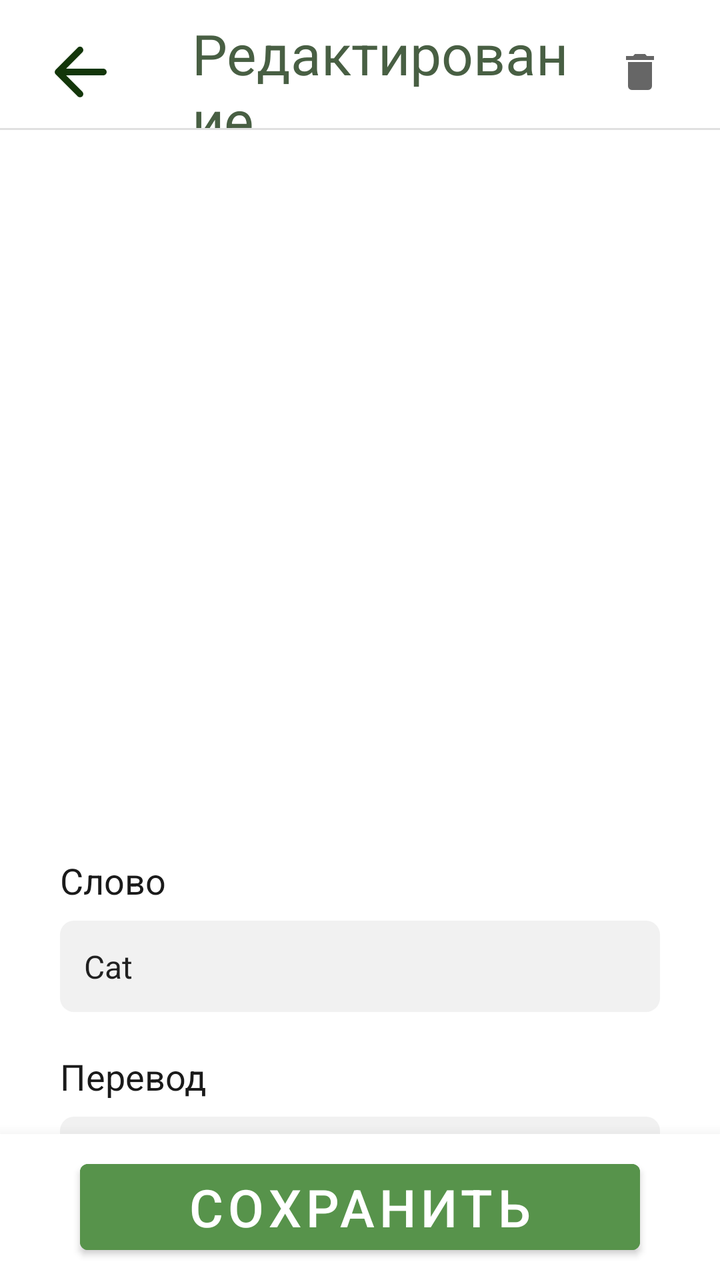
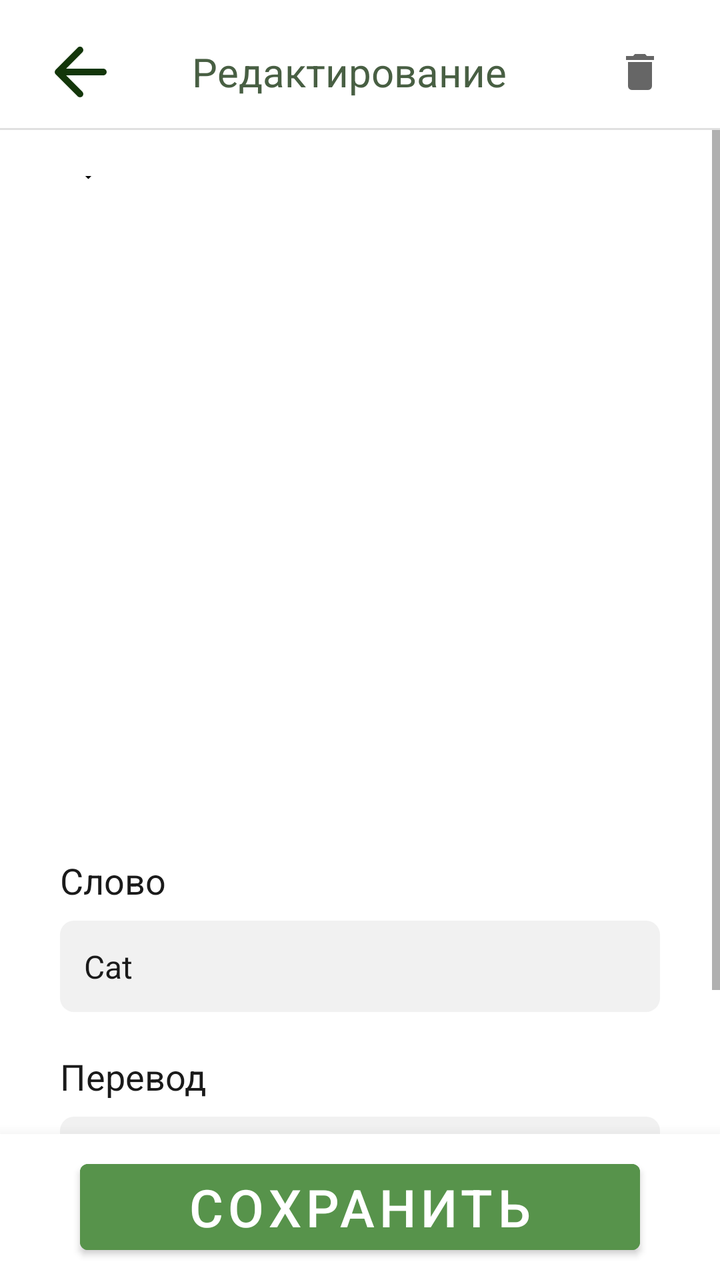

Compare the two renders of this Android layout. The source of the first and the diff that turns it into the second are given below.
<!-- AndroidManifest.xml: fallback theme Theme.MaterialComponents.DayNight.NoActionBar -->
<!-- res/layout/editword.xml -->
<?xml version="1.0" encoding="utf-8"?>
<FrameLayout xmlns:android="http://schemas.android.com/apk/res/android"
    android:layout_width="match_parent"
    android:layout_height="match_parent"
    xmlns:app="http://schemas.android.com/apk/res-auto"
    android:orientation="vertical"
    android:gravity="center_horizontal">

    <LinearLayout
        android:layout_width="match_parent"
        android:layout_height="match_parent"
        android:orientation="vertical"
        >

        <LinearLayout
            android:layout_width="match_parent"
            android:layout_height="wrap_content"
            android:orientation="vertical">
            <LinearLayout
                style="@style/HeaderLayout">
                <ImageView
                    android:id="@+id/close"
                    style="@style/IconLarge"
                    android:src="@drawable/round_arrow_back"
                    android:layout_marginEnd="@dimen/back_button_margin_end"
                    />

                <TextView
                    android:id="@+id/title_text"
                    android:layout_width="0dp"
                    android:layout_height="wrap_content"
                    android:layout_weight="1"
                    android:text="Редактирование"
                    style="@style/HeaderTitle"
                    />

                <ImageView
                    android:id="@+id/delete_word"
                    android:layout_width="@dimen/icon_size_large"
                    android:layout_height="@dimen/icon_size_large"
                    android:src="@drawable/ic_delete"
                    android:contentDescription="Удалить слово"
                    android:padding="@dimen/icon_action_padding"
                    android:background="?attr/selectableItemBackgroundBorderless"
                    />

            </LinearLayout>
            <View style="@style/Divider" />

        </LinearLayout>

        <LinearLayout
            android:layout_width="match_parent"
            android:layout_height="wrap_content"
            android:orientation="vertical"
            android:gravity="center"
            android:paddingHorizontal="@dimen/bottom_bar_padding_horizontal_medium"
            >
            <ImageView
                android:layout_marginTop="@dimen/image_margin_top"
                android:id="@+id/edit_word_image"
                style="@style/ImageEditWord"
                app:layout_constraintBottom_toBottomOf="parent"
                app:layout_constraintTop_toBottomOf="@+id/edit_image_view"
                />

            <LinearLayout
                android:layout_width="match_parent"
                android:layout_height="wrap_content"
                android:layout_marginTop="@dimen/form_field_margin_top_large"
                android:orientation="vertical">
                <TextView
                    android:layout_width="wrap_content"
                    android:layout_height="wrap_content"
                    android:text="Слово"
                    style="@style/TextLabel" />

                <EditText
                    android:id="@+id/editWord"
                    style="@style/EditTextDefault"
                    android:text="Cat" />
            </LinearLayout>

            <LinearLayout
                android:layout_width="match_parent"
                android:layout_height="wrap_content"
                android:layout_marginTop="@dimen/form_field_margin_top"
                android:orientation="vertical">
                <TextView
                    android:layout_width="wrap_content"
                    android:layout_height="wrap_content"
                    android:text="Перевод"
                    style="@style/TextLabel" />

                <EditText
                    android:id="@+id/editTranslation"
                    style="@style/EditTextDefault"
                    android:text="Кошка" />
            </LinearLayout>

            <LinearLayout
                android:layout_width="match_parent"
                android:layout_height="wrap_content"
                android:layout_marginTop="@dimen/form_field_margin_top"
                android:orientation="vertical">
                <TextView
                    android:layout_width="wrap_content"
                    android:layout_height="wrap_content"
                    android:text="Произношение"
                    style="@style/TextLabel" />

                <EditText
                    android:id="@+id/editPronunciation"
                    style="@style/EditTextDefault"
                    android:text="[kæt]"
                    android:layout_marginBottom="@dimen/edittext_margin_bottom_xl" />
            </LinearLayout>
        </LinearLayout>
    </LinearLayout>

    <LinearLayout
        style="@style/BottomBarCenter">

        <Button
            android:id="@+id/btn_learning"
            style="@style/ButtonPrimaryMedium"
            android:text="Сохранить" />
    </LinearLayout>
</FrameLayout>
<!-- resources referenced by this layout -->
<resources>
  <dimen name="back_button_margin_end">36dp</dimen>
  <dimen name="bottom_bar_padding_horizontal_medium">30dp</dimen>
  <dimen name="edittext_margin_bottom_xl">32dp</dimen>
  <dimen name="form_field_margin_top">20dp</dimen>
  <dimen name="form_field_margin_top_large">30dp</dimen>
  <dimen name="icon_action_padding">8dp</dimen>
  <dimen name="icon_size_large">40dp</dimen>
  <dimen name="image_margin_top">23dp</dimen>
  <style name="ButtonPrimaryMedium">
          <item name="android:layout_width">@dimen/button_width_medium</item>
          <item name="android:layout_height">@dimen/button_height</item>
          <item name="android:textSize">@dimen/text_size_xxl</item>
          <item name="android:backgroundTint">@color/greenMain</item>
      </style>
  <style name="Divider">
          <item name="android:layout_width">match_parent</item>
          <item name="android:layout_height">@dimen/divider_height</item>
          <item name="android:background">@color/divider</item>
      </style>
  <style name="EditTextDefault">
          <item name="android:layout_width">match_parent</item>
          <item name="android:layout_height">wrap_content</item>
          <item name="android:padding">@dimen/edittext_padding</item>
          <item name="android:textSize">@dimen/text_size_medium</item>
          <item name="android:background">@drawable/btn_gray_rounded</item>
      </style>
  <style name="HeaderTitle">
          <item name="android:textSize">@dimen/text_size_header</item>
          <item name="android:textColor">@color/darkGreen</item>
      </style>
  <style name="IconLarge">
          <item name="android:layout_width">@dimen/icon_size_large</item>
          <item name="android:layout_height">@dimen/icon_size_large</item>
      </style>
  <style name="ImageEditWord">
          <item name="android:layout_width">@dimen/image_size_large</item>
          <item name="android:layout_height">@dimen/image_size_large</item>
          <item name="android:background">@drawable/rounded_image_background</item>
      </style>
  <style name="TextLabel">
          <item name="android:textSize">@dimen/text_size_large</item>
          <item name="android:textColor">@color/textMainColor</item>
          <item name="android:layout_marginBottom">@dimen/edittext_margin_bottom</item>
      </style>
  <color name="white">#FFFFFFFF</color>
  <dimen name="button_width_medium">280dp</dimen>
  <dimen name="button_height">55dp</dimen>
  <dimen name="text_size_xxl">26sp</dimen>
  <color name="greenMain">#57934B</color>
  <dimen name="divider_height">1dp</dimen>
  <color name="divider">#E0E0E0</color>
  <dimen name="edittext_padding">12dp</dimen>
  <dimen name="text_size_medium">16sp</dimen>
  <!-- drawable btn_gray_rounded (drawable) -->
  <?xml version="1.0" encoding="utf-8"?>
  <shape xmlns:android="http://schemas.android.com/apk/res/android">
      <solid android:color="@color/grayMain"/>
      <corners android:radius="7dp" />
  </shape>
  <dimen name="header_height">56dp</dimen>
  <dimen name="header_margin_top">8dp</dimen>
  <dimen name="header_padding_horizontal">20dp</dimen>
  <dimen name="text_size_header">28sp</dimen>
  <color name="darkGreen">#485F43</color>
  <dimen name="image_size_large">310dp</dimen>
  <!-- drawable rounded_image_background (drawable) -->
  <?xml version="1.0" encoding="utf-8"?>
  <shape xmlns:android="http://schemas.android.com/apk/res/android">
      <solid android:color="@android:color/transparent" />
      <corners android:radius="7dp" />
  </shape>
  <dimen name="text_size_large">18sp</dimen>
  <color name="textMainColor">#1A1A1A</color>
  <dimen name="edittext_margin_bottom">8dp</dimen>
  <color name="grayMain">#F1F1F1</color>
  <!-- unchanged entries left out for length: 4 -->
</resources>

<!-- the commit's change to res/layout/editword.xml (unified diff, before → after) -->
@@ -4,12 +4,14 @@
     android:layout_height="match_parent"
     xmlns:app="http://schemas.android.com/apk/res-auto"
     android:orientation="vertical"
-    android:gravity="center_horizontal">
+    android:gravity="center_horizontal"
+    android:background="@color/white">
 
     <LinearLayout
         android:layout_width="match_parent"
         android:layout_height="match_parent"
         android:orientation="vertical"
+        android:background="@color/white"
         >
 
         <LinearLayout
@@ -31,7 +33,8 @@
                     android:layout_height="wrap_content"
                     android:layout_weight="1"
                     android:text="Редактирование"
-                    style="@style/HeaderTitle"
+                    android:textSize="20dp"
+                    android:textColor="@color/darkGreen"
                     />
 
                 <ImageView
@@ -49,20 +52,40 @@
 
         </LinearLayout>
 
-        <LinearLayout
+        <ScrollView
             android:layout_width="match_parent"
-            android:layout_height="wrap_content"
-            android:orientation="vertical"
-            android:gravity="center"
-            android:paddingHorizontal="@dimen/bottom_bar_padding_horizontal_medium"
-            >
-            <ImageView
+            android:layout_height="0dp"
+            android:layout_weight="1"
+            android:fillViewport="true"
+            android:background="@color/white">
+            <LinearLayout
+                android:layout_width="match_parent"
+                android:layout_height="wrap_content"
+                android:orientation="vertical"
+                android:gravity="center"
+                android:paddingHorizontal="@dimen/bottom_bar_padding_horizontal_medium"
+                android:paddingBottom="100dp"
+                >
+            <FrameLayout
+                android:layout_width="wrap_content"
+                android:layout_height="wrap_content"
                 android:layout_marginTop="@dimen/image_margin_top"
-                android:id="@+id/edit_word_image"
-                style="@style/ImageEditWord"
-                app:layout_constraintBottom_toBottomOf="parent"
-                app:layout_constraintTop_toBottomOf="@+id/edit_image_view"
-                />
+                android:layout_gravity="center">
+                <ImageView
+                    android:id="@+id/edit_word_image"
+                    style="@style/ImageEditWord"
+                    />
+                <ImageView
+                    android:layout_width="40dp"
+                    android:layout_height="40dp"
+                    android:layout_gravity="start|top"
+                    android:layout_marginStart="-20dp"
+                    android:layout_marginTop="-20dp"
+                    android:src="@drawable/dashed_arrow"
+                    android:contentDescription="Изменить изображение"
+                    android:background="?attr/selectableItemBackgroundBorderless"
+                    />
+            </FrameLayout>
 
             <LinearLayout
                 android:layout_width="match_parent"
@@ -115,7 +138,8 @@
                     android:text="[kæt]"
                     android:layout_marginBottom="@dimen/edittext_margin_bottom_xl" />
             </LinearLayout>
-        </LinearLayout>
+            </LinearLayout>
+        </ScrollView>
     </LinearLayout>
 
     <LinearLayout
<!-- resource entries referenced after the edit -->
@@ -8,6 +8,19 @@
   <dimen name="icon_action_padding">8dp</dimen>
   <dimen name="icon_size_large">40dp</dimen>
   <dimen name="image_margin_top">23dp</dimen>
+  <!-- drawable dashed_arrow (drawable) -->
+  <?xml version="1.0" encoding="utf-8"?>
+  <vector xmlns:android="http://schemas.android.com/apk/res/android"
+      android:width="24dp"
+      android:height="24dp"
+      android:viewportWidth="24"
+      android:viewportHeight="24">
+      <path
+          android:pathData="M3,12 L12,3 L21,12"
+          android:strokeColor="#000000"
+          android:strokeWidth="2"
+          android:fillType="nonZero"/>
+  </vector>
   <style name="ButtonPrimaryMedium">
           <item name="android:layout_width">@dimen/button_width_medium</item>
           <item name="android:layout_height">@dimen/button_height</item>
@@ -24,11 +37,9 @@
           <item name="android:layout_height">wrap_content</item>
           <item name="android:padding">@dimen/edittext_padding</item>
           <item name="android:textSize">@dimen/text_size_medium</item>
+          <item name="android:textColor">@color/textMainColor</item>
+          <item name="android:textColorHint">#999999</item>
           <item name="android:background">@drawable/btn_gray_rounded</item>
-      </style>
-  <style name="HeaderTitle">
-          <item name="android:textSize">@dimen/text_size_header</item>
-          <item name="android:textColor">@color/darkGreen</item>
       </style>
   <style name="IconLarge">
           <item name="android:layout_width">@dimen/icon_size_large</item>
@@ -62,7 +73,6 @@
   <dimen name="header_height">56dp</dimen>
   <dimen name="header_margin_top">8dp</dimen>
   <dimen name="header_padding_horizontal">20dp</dimen>
-  <dimen name="text_size_header">28sp</dimen>
   <color name="darkGreen">#485F43</color>
   <dimen name="image_size_large">310dp</dimen>
   <!-- drawable rounded_image_background (drawable) -->
